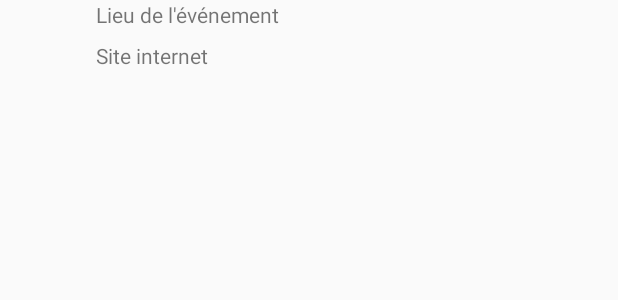
After one commit to nathaliezhang/FNFA, an Android app: the layout item_event_child.xml on its own in the app's theme, with its tools: preview values and no code run, on a phone screen of 412 x 824 dp. The commit adds this screen. Shown: the top 300 px of the screen. Run offline under Robolectric (Android 15) with nearby library versions, the phone set to English and light mode, and no system bars.

Commit message:
feat(list) : expandable list

```diff
--- a/app/build.gradle
+++ b/app/build.gradle
@@ -29,6 +29,7 @@ dependencies {
     compile "org.jetbrains.kotlin:kotlin-stdlib-jre7:$kotlin_version"
     implementation 'com.android.support:recyclerview-v7:26.1.0'
     implementation 'com.squareup.moshi:moshi-kotlin:1.5.0'
+    implementation 'com.hendraanggrian:recyclerview-expandable:0.4.0'
 }
 repositories {
     mavenCentral()
--- a/app/src/main/java/com/example/nzhang/proto_festival/model/Events.kt
+++ b/app/src/main/java/com/example/nzhang/proto_festival/model/Events.kt
@@ -5,5 +5,7 @@ package com.example.nzhang.proto_festival.model
  */
 
 data class Events(val events: List<Event>) {
+    data class Event(val id: String, val name: String) {
 
+    }
 }
--- /dev/null
+++ b/app/src/main/res/layout/item_event_child.xml
@@ -0,0 +1,30 @@
+<?xml version="1.0" encoding="utf-8"?>
+<android.support.constraint.ConstraintLayout
+    xmlns:android="http://schemas.android.com/apk/res/android"
+    xmlns:app="http://schemas.android.com/apk/res-auto"
+    xmlns:tools="http://schemas.android.com/tools"
+    android:layout_width="match_parent"
+    android:layout_height="wrap_content"
+    android:paddingBottom="24dp">
+
+    <TextView
+        android:id="@+id/text_list_item_place"
+        android:layout_width="wrap_content"
+        android:layout_height="wrap_content"
+        android:layout_marginStart="64dp"
+        android:layout_marginLeft="64dp"
+        android:text="Lieu de l'événement"
+        app:layout_constraintStart_toStartOf="parent" />
+
+    <TextView
+        android:id="@+id/text_list_item_link"
+        android:layout_width="wrap_content"
+        android:layout_height="wrap_content"
+        android:layout_marginStart="64dp"
+        android:layout_marginLeft="64dp"
+        android:layout_marginTop="8dp"
+        android:text="Site internet"
+        app:layout_constraintStart_toStartOf="parent"
+        app:layout_constraintTop_toBottomOf="@+id/text_list_item_place" />
+
+</android.support.constraint.ConstraintLayout>
--- a/build.gradle
+++ b/build.gradle
@@ -6,6 +6,7 @@ buildscript {
     repositories {
         google()
         jcenter()
+        maven { url "https://maven.google.com" }
     }
     dependencies {
         classpath 'com.android.tools.build:gradle:3.0.1'
```
Also changed, not shown: app/src/main/java/com/example/nzhang/proto_festival/MainActivity.kt (+19 -13 lines), app/src/main/java/com/example/nzhang/proto_festival/model/Event.kt (deleted, +0 -9 lines), app/src/main/res/layout/activity_main.xml (+11 -5 lines), app/src/main/res/layout/item_event.xml (+7 -64 lines), app/src/main/res/layout/item_event_group.xml (added, +63 -0 lines).
